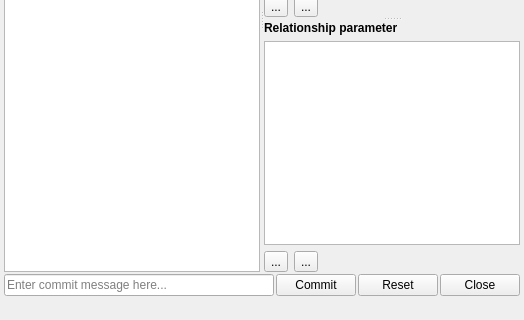
This is spinetoolbox/ui/data_store_form.ui in spine-tools/Spine-Toolbox as Qt 5 draws it before an edit; both pictures show x 0 to 524 and y 239 to 559 of the 524 by 559 pixel window. The edited form follows.
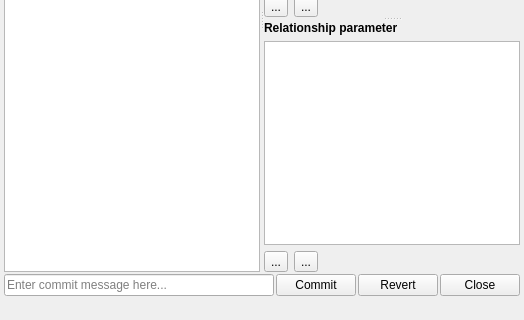
This is the edited form. Icons and pictures are not drawn. Custom widgets are drawn as their Qt base class.

```diff
--- a/spinetoolbox/ui/data_store_form.ui
+++ b/spinetoolbox/ui/data_store_form.ui
@@ -271,7 +271,7 @@
        <item>
         <widget class="QPushButton" name="pushButton_reset">
          <property name="text">
-          <string>Reset</string>
+          <string>Revert</string>
          </property>
         </widget>
        </item>
```
Left out of the diff: 4 changed lines with no effect on the pictures.
